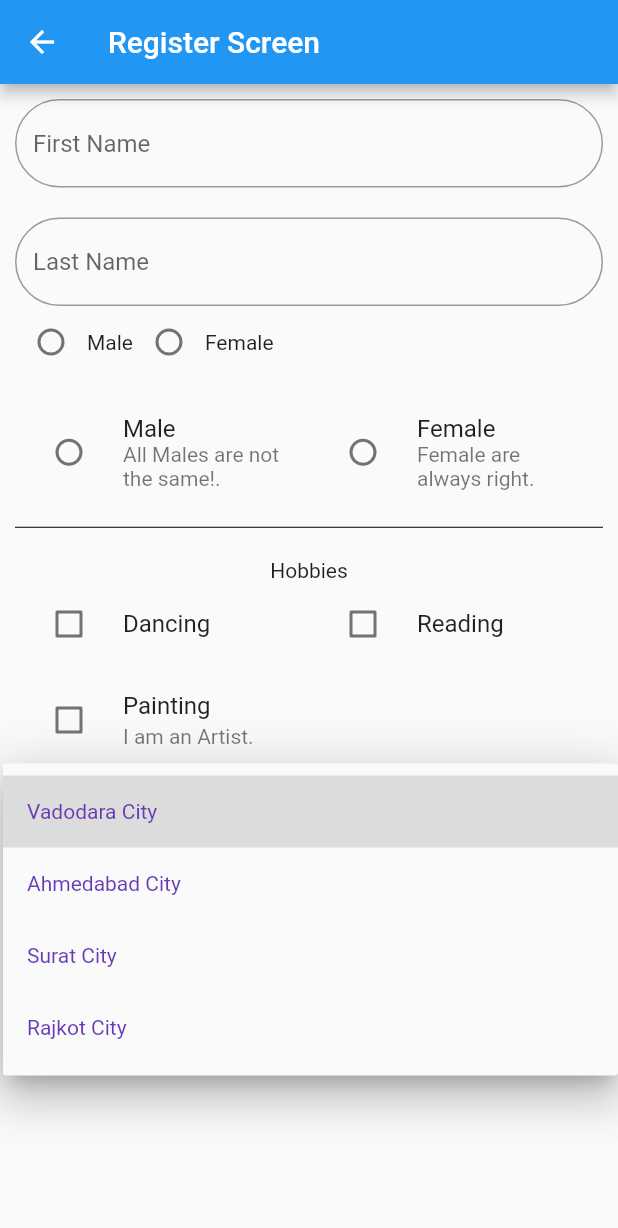
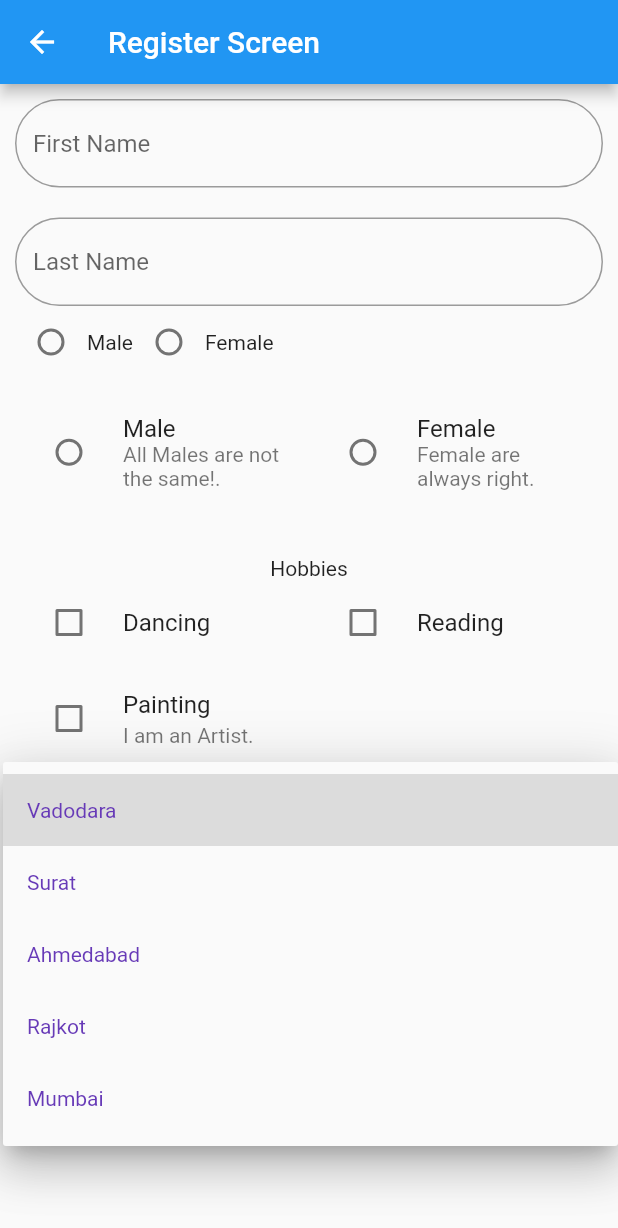
Before and after one commit to devatulparmar/batch730pm, a Flutter app: the RegisterScreen screen opened by its route, after a tap on "Select City", on a phone screen of 412 x 824 dp. Shown: the top 1228 px of the screen. Run offline on Flutter 3.47's test engine with Material 2 defaults, Android fonts, the phone set to English and light mode, and no system bars; our stand-ins replace cached_network_image.

Commit message:
dynamic Drop-down, Date picker, async, await and Future, intl package, date format

```diff
--- a/lib/register_screen.dart
+++ b/lib/register_screen.dart
@@ -1,4 +1,5 @@
 import 'package:flutter/material.dart';
+import 'package:intl/intl.dart';
 
 class RegisterScreen extends StatefulWidget {
   const RegisterScreen({Key? key}) : super(key: key);
@@ -8,15 +9,35 @@ class RegisterScreen extends StatefulWidget {
 }
 
 class _RegisterScreenState extends State<RegisterScreen> {
+  DateTime currentDate = DateTime.now();
   int radioGroupValue = 0;
   bool isMaleSelected = false;
   bool isFemaleSelected = false;
-
   bool isDancingChecked = false;
   bool isReadingChecked = false;
   bool isPaintingChecked = false;
 
   String? dropDownValue;
+
+  final List<String> _dropDownListItems = [
+    "Vadodara",
+    "Surat",
+    "Ahmedabad",
+    "Rajkot",
+    "Mumbai",
+  ];
+
+  Future showDate() async {
+    var pickedDate = await showDatePicker(
+      context: context,
+      initialDate: DateTime.now(),
+      firstDate: DateTime(1970, 6, 10),
+      lastDate: DateTime.now(),
+    );
+
+    currentDate = pickedDate!;
+    setState(() {});
+  }
 
   @override
   Widget build(BuildContext context) {
@@ -149,10 +170,10 @@ class _RegisterScreenState extends State<RegisterScreen> {
               ],
             ),
             const SizedBox(height: 20),
-            const Divider(
-              color: Colors.black,
-              height: 1,
-            ),
+            // const Divider(
+            //   color: Colors.black,
+            //   height: 1,
+            // ),
             const SizedBox(height: 20),
             const Text('Hobbies'),
             Row(
@@ -236,6 +257,8 @@ class _RegisterScreenState extends State<RegisterScreen> {
                 ),
               ],
             ),
+
+            ///Drop-Down
             Container(
               decoration: BoxDecoration(
                 border: Border.all(color: Colors.black),
@@ -249,32 +272,49 @@ class _RegisterScreenState extends State<RegisterScreen> {
                   elevation: 16,
                   style: const TextStyle(color: Colors.deepPurple),
                   underline: Container(),
-                  items: const [
-                    DropdownMenuItem(
-                      value: "Vadodara",
-                      child: Text('Vadodara City'),
-                    ),
-                    DropdownMenuItem(
-                      value: "Ahmedabad",
-                      child: Text('Ahmedabad City'),
-                    ),
-                    DropdownMenuItem(
-                      value: "Surat",
-                      child: Text('Surat City'),
-                    ),
-                    DropdownMenuItem(
-                      value: "Rajkot",
-                      child: Text('Rajkot City'),
-                    ),
-                  ],
+                  items: _dropDownListItems
+                      .map(
+                        (dynamic obj) {
+                          return DropdownMenuItem(
+                            value: obj,
+                            child: Text(obj),
+                          );
+                        },
+                      ).toList(),
                   hint: const Text('Select City'),
                   isExpanded: true,
                   onChanged: (value) {
-                    dropDownValue = value!;
+                    dropDownValue = value.toString();
                     setState(() {});
                   },
                 ),
               ),
+            ),
+            const SizedBox(height: 20),
+
+            ///Date Picker
+            Row(
+              children: [
+                Text(
+                    'Date of Birth: ${DateFormat.yMMMd().format(currentDate)}'),
+                IconButton(
+                  onPressed: () {
+                    /// open date picker
+                    showDate();
+                  },
+                  icon: const Icon(Icons.calendar_month),
+                ),
+              ],
+            ),
+            const SizedBox(height: 20),
+            // const Divider(
+            //   color: Colors.black,
+            //   height: 1,
+            // ),
+            const SizedBox(height: 20),
+            ElevatedButton(
+              onPressed: () {},
+              child: const Text('Register'),
             ),
           ],
         ),
--- a/pubspec.yaml
+++ b/pubspec.yaml
@@ -32,6 +32,7 @@ dependencies:
     sdk: flutter
   cupertino_icons: ^1.0.2
   cached_network_image: ^3.2.2
+  intl: ^0.17.0
 
 dev_dependencies:
   flutter_test:
```
Also changed, not shown: lib/login.dart (+0 -33 lines), pubspec.lock.
